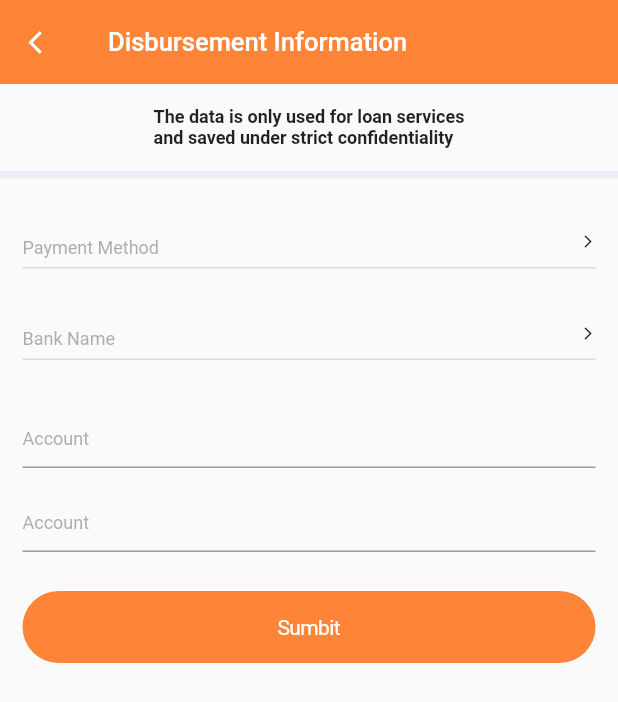
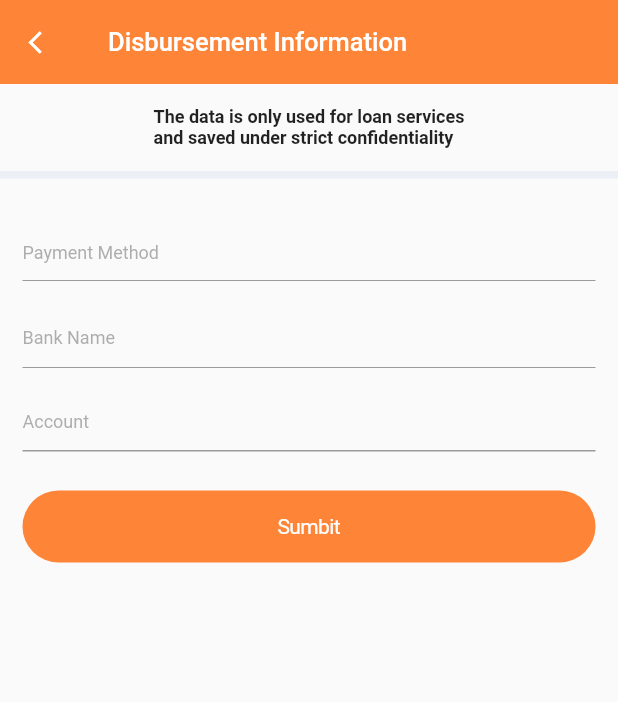
Before and after one commit to hardyio/flutter_app, a Flutter app: the AppWidget screen opened directly, after a tap on "Disbursement Information", on a phone screen of 412 x 824 dp. Shown: the top 702 px of the screen. Run offline on Flutter 3.47's test engine with Material 2 defaults, Android fonts, the phone set to English and light mode, and no system bars; our stand-ins replace dio, flutter_swiper; missing offline and left inert: common_utils, flutter_webview_plugin.

Commit message:
disbursement information

```diff
--- a/lib/information/basic_information.dart
+++ b/lib/information/basic_information.dart
@@ -14,25 +14,30 @@ class BasicInformation extends StatefulWidget {
 }
 
 class _BasicInformationState extends State<BasicInformation> {
-  final LABEL1 = "Date of Birth";
-  final LABEL2 = "Educational Attainment";
-  final LABEL3 = "Martial Status";
-  final LABEL4 = "Permanent Address";
-  final LABEL5 = "Detailed Address";
-  final LABEL6 = "Email";
-  final LABEL7 = "Alternative Phone Number";
+  final Date_of_Birth = "Date of Birth";
+  final Educational_Attainment = "Educational Attainment";
+  final Martial_Status = "Martial Status";
+  final Permanent_Address = "Permanent Address";
+  final Detailed_Address = "Detailed Address";
+  final Email = "Email";
+  final Alternative_Phone_Number = "Alternative Phone Number";
 
-  String itemText1 = "";
   var _birthAlignment = Alignment.bottomLeft;
 
   Dio dio;
-  BorrowerInformation information = BorrowerInformation();
+  BorrowerInformation information = BorrowerInformation(
+      birthday: "",
+      educationLevel: "",
+      maritalStatus: "",
+      provinceDesc: "",
+      cityDesc: "",
+      barangayDesc: "",
+      address: "",
+      email: "");
 
   @override
   void initState() {
-    // TODO: implement initState
     super.initState();
-    LogUtil.init(isDebug: true);
     dio = Dio();
     _getBasicInformation();
   }
@@ -138,14 +143,15 @@ class _BasicInformationState extends State<BasicInformation> {
                   ),
                   Divider(height: 1, thickness: 1),
                   SizedBox(height: 6),
+                  buildItemSelectView(context, Date_of_Birth, _birthAlignment,
+                      information.birthday, () {}),
                   buildItemSelectView(
-                      context, LABEL1, _birthAlignment, information.birthday, () {}),
+                      context, Educational_Attainment, _birthAlignment, information.educationLevel, () {}),
                   buildItemSelectView(
-                      context, LABEL1, _birthAlignment, itemText1, () {}),
+                      context, Martial_Status, _birthAlignment, information.maritalStatus, () {}),
                   buildItemSelectView(
-                      context, LABEL1, _birthAlignment, itemText1, () {}),
-                  buildItemSelectView(
-                      context, LABEL1, _birthAlignment, itemText1, () {}),
+                      context, Permanent_Address, _birthAlignment, "${information.provinceDesc},${information.cityDesc},${information.barangayDesc}", () {}),
+                  buildItemSelectView(context,Detailed_Address, _birthAlignment, information.address, () {}),
                   Container(
                     width: double.infinity,
                     height: 48,
--- a/lib/information/disbursement_information.dart
+++ b/lib/information/disbursement_information.dart
@@ -9,16 +9,13 @@ class DisbursementInformation extends StatefulWidget {
 }
 
 class _DisbursementInformationState extends State<DisbursementInformation> {
-  var _paymentAlignment = Alignment.bottomLeft;
-  var _bankAlignment = Alignment.bottomLeft;
-
   final String LABEL1 = "Payment Method";
   final String LABEL2 = "Bank Name";
-  final String ACCOUNT = "Account";
+  final String LABEL3 = "Account";
 
   var paymentMethod = "";
   var bankName = "";
-  var list = ["Bank Transfer", "GCash", "Cash Pickup"];
+  var itemList = ["Bank Transfer", "GCash", "Cash Pickup"];
 
   @override
   Widget build(BuildContext context) {
@@ -60,27 +57,54 @@ class _DisbursementInformationState extends State<DisbursementInformation> {
               padding: EdgeInsets.all(15),
               child: Column(
                 children: <Widget>[
-                  buildItemSelectView(context, LABEL1, _paymentAlignment,
-                      paymentMethod, _onTap),
-                  buildItemSelectView(context, LABEL2, _bankAlignment, bankName,
-                      () {
-                    Navigator.push(
-                        context,
-                        new MaterialPageRoute(
-                            builder: (context) => ThirdPage()));
-                  }),
+                  Stack(
+                    children: <Widget>[
                       TextField(
+                          controller:
+                              TextEditingController(text: paymentMethod),
+                          style:
+                              TextStyle(fontSize: 14, color: Color(0xff616161)),
                           autofocus: false,
+                          enabled: false,
                           decoration: InputDecoration(
-//                        hintText: ACCOUNT,
-//                        hintStyle: TextStyle(color: Color(0x80616161)),
                               alignLabelWithHint: true,
-                        labelText: ACCOUNT,
-                        labelStyle:
-                            TextStyle(color: Color(0x80616161), fontSize: 12)),
+                              labelText: LABEL1,
+                              labelStyle: TextStyle(
+                                  color: Color(0x80616161), fontSize: 12))),
+                      GestureDetector(
+                        onTap: _onTap,
+                        child: Container(
+                          color: Colors.transparent,
+                          width: double.infinity,
+                          height: 55,
+                        ),
+                      )
+                    ],
+                  ),
+                  Stack(
+                    children: <Widget>[
+                      TextField(
+                        controller: TextEditingController(text: bankName),
+                        autofocus: false,
+                        enabled: false,
+                        decoration: InputDecoration(
+                            alignLabelWithHint: true,
+                            labelText: LABEL2,
+                            labelStyle: TextStyle(
+                                color: Color(0x80616161), fontSize: 12)),
                         onChanged: (str) {
                           if (str.length == 11) {}
                         },
+                      ),
+                      GestureDetector(
+                        onTap: () {},
+                        child: Container(
+                          color: Colors.transparent,
+                          width: double.infinity,
+                          height: 55,
+                        ),
+                      )
+                    ],
                   ),
                   TextField(
                     autofocus: false,
@@ -88,7 +112,7 @@ class _DisbursementInformationState extends State<DisbursementInformation> {
                         //                        hintText: ACCOUNT,
                         //                        hintStyle: TextStyle(color: Color(0x80616161)),
                         alignLabelWithHint: true,
-                        labelText: ACCOUNT,
+                        labelText: LABEL3,
                         labelStyle:
                             TextStyle(color: Color(0x80616161), fontSize: 12)),
                   ),
@@ -150,15 +174,16 @@ class _DisbursementInformationState extends State<DisbursementInformation> {
                     onTap: () {
                       setState(() {
                         Navigator.pop(context);
-                        _paymentAlignment = Alignment.topLeft;
-                        paymentMethod = list[index];
+                        paymentMethod = itemList[index];
                       });
                     },
                     child: Container(
+                      width: double.infinity,
                       height: 42,
-                      child: Center(child: Text(list[index])),
+                      color: Colors.transparent,
+                      child: Center(child: Text(itemList[index])),
                     )),
-                itemCount: list.length),
+                itemCount: itemList.length),
           )
         ],
       ),
@@ -195,7 +220,8 @@ buildItemSelectView(context, label, _alignment, itemText, _onTap) {
                           child: Padding(
                             padding: EdgeInsets.only(top: 6),
                             child: Text(itemText,
-                                style: TextStyle(fontSize: 14, color: Color(0xff4d4d4d))),
+                                style: TextStyle(
+                                    fontSize: 14, color: Color(0xff4d4d4d))),
                           ),
                         ),
                         Icon(Icons.arrow_forward_ios, size: 10)
```
Also changed, not shown: pubspec.lock. Lines whose indentation alone changed are shown as unchanged.
